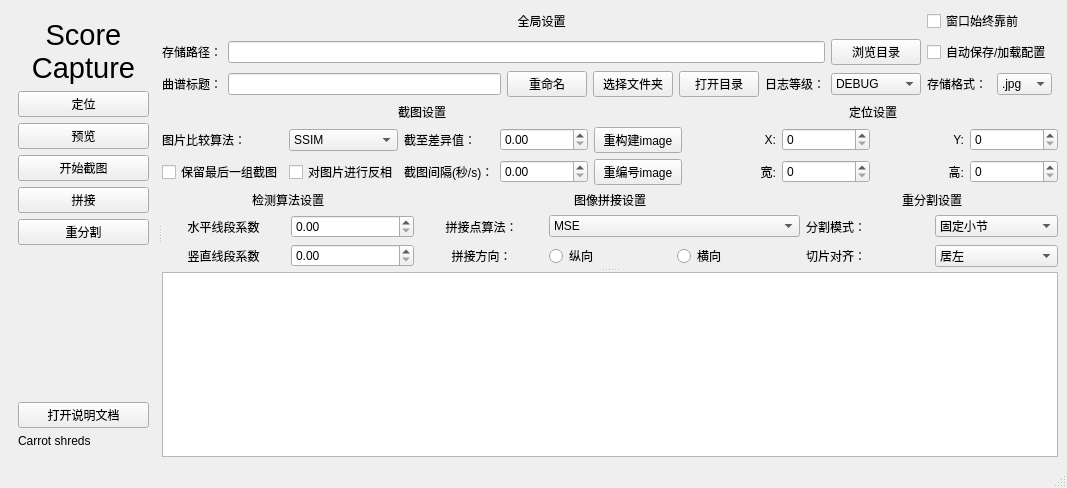
Qt form src/ui/mainwindow.ui (Carrot-shreds/score_capture) before a commit.
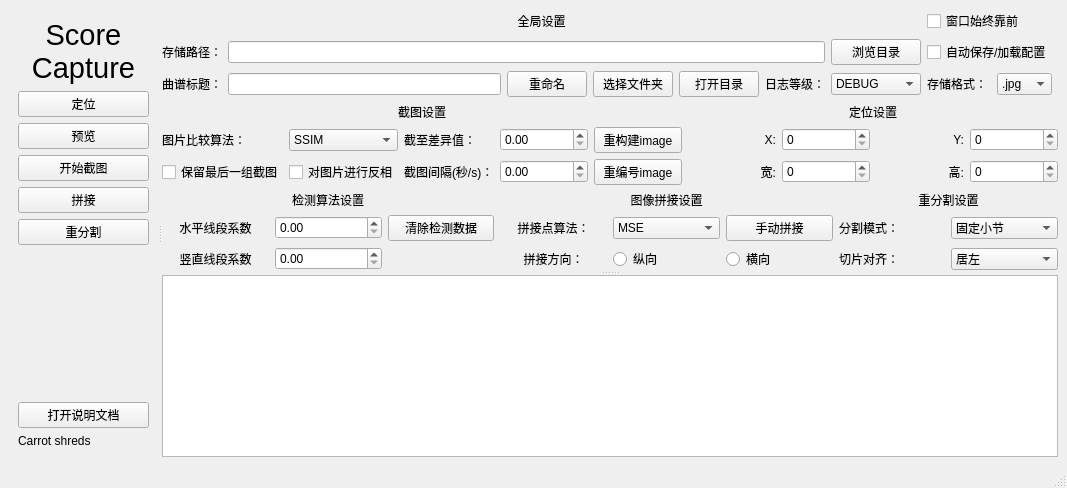
The same form after that commit.

Commit message: 0.1.1 手动拼接窗口 添加拼接窗口，缓存手动清除 关闭主窗口时自动关闭其他窗口 数据类型代码优化，新增拼接点数据类的读写 重写部分算法，添加图像预处理 使用正则表达式匹配不同阶段的文件名 解决没有拼接点时的报错 删除部分旧代码 添加部分类型标注

The edit to the form file:
```diff
--- a/src/ui/mainwindow.ui
+++ b/src/ui/mainwindow.ui
@@ -389,7 +389,7 @@
            </item>
            <item row="3" column="0" colspan="9">
             <layout class="QGridLayout" name="gridLayout_6">
-             <item row="4" column="9">
+             <item row="4" column="10">
               <widget class="QComboBox" name="comboBox_clip_align">
                <property name="currentText">
                 <string>居左</string>
@@ -411,7 +411,74 @@
                </item>
               </widget>
              </item>
-             <item row="0" column="8" colspan="2">
+             <item row="4" column="6">
+              <widget class="QRadioButton" name="radioButton_stitch_direction_horizontal">
+               <property name="text">
+                <string>横向</string>
+               </property>
+              </widget>
+             </item>
+             <item row="0" column="4" colspan="3">
+              <widget class="QLabel" name="label_24">
+               <property name="text">
+                <string>图像拼接设置</string>
+               </property>
+               <property name="alignment">
+                <set>Qt::AlignmentFlag::AlignCenter</set>
+               </property>
+              </widget>
+             </item>
+             <item row="1" column="4">
+              <widget class="QLabel" name="label_17">
+               <property name="layoutDirection">
+                <enum>Qt::LayoutDirection::LeftToRight</enum>
+               </property>
+               <property name="text">
+                <string>拼接点算法：</string>
+               </property>
+               <property name="alignment">
+                <set>Qt::AlignmentFlag::AlignCenter</set>
+               </property>
+              </widget>
+             </item>
+             <item row="1" column="10">
+              <widget class="QComboBox" name="comboBox_reclip_method">
+               <property name="currentText">
+                <string>固定小节</string>
+               </property>
+               <item>
+                <property name="text">
+                 <string>固定小节</string>
+                </property>
+               </item>
+               <item>
+                <property name="text">
+                 <string>限制宽度</string>
+                </property>
+               </item>
+              </widget>
+             </item>
+             <item row="4" column="1">
+              <widget class="QLabel" name="label_33">
+               <property name="text">
+                <string>竖直线段系数</string>
+               </property>
+               <property name="alignment">
+                <set>Qt::AlignmentFlag::AlignCenter</set>
+               </property>
+              </widget>
+             </item>
+             <item row="1" column="1">
+              <widget class="QLabel" name="label_30">
+               <property name="text">
+                <string>水平线段系数</string>
+               </property>
+               <property name="alignment">
+                <set>Qt::AlignmentFlag::AlignCenter</set>
+               </property>
+              </widget>
+             </item>
+             <item row="0" column="9" colspan="2">
               <widget class="QLabel" name="label_25">
                <property name="text">
                 <string>重分割设置</string>
@@ -422,13 +489,86 @@
               </widget>
              </item>
              <item row="4" column="4">
+              <widget class="QLabel" name="label_27">
+               <property name="text">
+                <string>拼接方向：</string>
+               </property>
+               <property name="alignment">
+                <set>Qt::AlignmentFlag::AlignCenter</set>
+               </property>
+              </widget>
+             </item>
+             <item row="1" column="9">
+              <widget class="QLabel" name="label_18">
+               <property name="layoutDirection">
+                <enum>Qt::LayoutDirection::LeftToRight</enum>
+               </property>
+               <property name="text">
+                <string>分割模式：</string>
+               </property>
+               <property name="alignment">
+                <set>Qt::AlignmentFlag::AlignLeading|Qt::AlignmentFlag::AlignLeft|Qt::AlignmentFlag::AlignVCenter</set>
+               </property>
+              </widget>
+             </item>
+             <item row="4" column="5">
               <widget class="QRadioButton" name="radioButton_stitch_direction_vertical">
                <property name="text">
                 <string>纵向</string>
                </property>
               </widget>
              </item>
-             <item row="1" column="4" colspan="2">
+             <item row="4" column="2">
+              <widget class="QDoubleSpinBox" name="doubleSpinBox_detect_coefficient_vertical">
+               <property name="maximum">
+                <double>65535.000000000000000</double>
+               </property>
+               <property name="singleStep">
+                <double>0.010000000000000</double>
+               </property>
+              </widget>
+             </item>
+             <item row="4" column="9">
+              <widget class="QLabel" name="label_19">
+               <property name="layoutDirection">
+                <enum>Qt::LayoutDirection::LeftToRight</enum>
+               </property>
+               <property name="text">
+                <string>切片对齐：</string>
+               </property>
+               <property name="alignment">
+                <set>Qt::AlignmentFlag::AlignLeading|Qt::AlignmentFlag::AlignLeft|Qt::AlignmentFlag::AlignVCenter</set>
+               </property>
+              </widget>
+             </item>
+             <item row="1" column="2">
+              <widget class="QDoubleSpinBox" name="doubleSpinBox_detect_coefficient_horizontal">
+               <property name="maximum">
+                <double>65535.000000000000000</double>
+               </property>
+               <property name="singleStep">
+                <double>0.010000000000000</double>
+               </property>
+              </widget>
+             </item>
+             <item row="1" column="3">
+              <widget class="QPushButton" name="pushButton_clean_detect_data">
+               <property name="text">
+                <string>清除检测数据</string>
+               </property>
+              </widget>
+             </item>
+             <item row="0" column="1" colspan="3">
+              <widget class="QLabel" name="label_31">
+               <property name="text">
+                <string>检测算法设置</string>
+               </property>
+               <property name="alignment">
+                <set>Qt::AlignmentFlag::AlignCenter</set>
+               </property>
+              </widget>
+             </item>
+             <item row="1" column="5">
               <widget class="QComboBox" name="comboBox_stitch_method">
                <property name="sizePolicy">
                 <sizepolicy hsizetype="Minimum" vsizetype="Fixed">
@@ -456,136 +596,10 @@
                </item>
               </widget>
              </item>
-             <item row="1" column="9">
-              <widget class="QComboBox" name="comboBox_reclip_method">
-               <property name="currentText">
-                <string>固定小节</string>
-               </property>
-               <item>
-                <property name="text">
-                 <string>固定小节</string>
-                </property>
-               </item>
-               <item>
-                <property name="text">
-                 <string>限制宽度</string>
-                </property>
-               </item>
-              </widget>
-             </item>
-             <item row="1" column="3">
-              <widget class="QLabel" name="label_17">
-               <property name="layoutDirection">
-                <enum>Qt::LayoutDirection::LeftToRight</enum>
-               </property>
+             <item row="1" column="6">
+              <widget class="QPushButton" name="pushButton_manually_stitch">
                <property name="text">
-                <string>拼接点算法：</string>
-               </property>
-               <property name="alignment">
-                <set>Qt::AlignmentFlag::AlignCenter</set>
-               </property>
-              </widget>
-             </item>
-             <item row="1" column="8">
-              <widget class="QLabel" name="label_18">
-               <property name="layoutDirection">
-                <enum>Qt::LayoutDirection::LeftToRight</enum>
-               </property>
-               <property name="text">
-                <string>分割模式：</string>
-               </property>
-               <property name="alignment">
-                <set>Qt::AlignmentFlag::AlignLeading|Qt::AlignmentFlag::AlignLeft|Qt::AlignmentFlag::AlignVCenter</set>
-               </property>
-              </widget>
-             </item>
-             <item row="4" column="3">
-              <widget class="QLabel" name="label_27">
-               <property name="text">
-                <string>拼接方向：</string>
-               </property>
-               <property name="alignment">
-                <set>Qt::AlignmentFlag::AlignCenter</set>
-               </property>
-              </widget>
-             </item>
-             <item row="4" column="5">
-              <widget class="QRadioButton" name="radioButton_stitch_direction_horizontal">
-               <property name="text">
-                <string>横向</string>
-               </property>
-              </widget>
-             </item>
-             <item row="0" column="3" colspan="3">
-              <widget class="QLabel" name="label_24">
-               <property name="text">
-                <string>图像拼接设置</string>
-               </property>
-               <property name="alignment">
-                <set>Qt::AlignmentFlag::AlignCenter</set>
-               </property>
-              </widget>
-             </item>
-             <item row="4" column="8">
-              <widget class="QLabel" name="label_19">
-               <property name="layoutDirection">
-                <enum>Qt::LayoutDirection::LeftToRight</enum>
-               </property>
-               <property name="text">
-                <string>切片对齐：</string>
-               </property>
-               <property name="alignment">
-                <set>Qt::AlignmentFlag::AlignLeading|Qt::AlignmentFlag::AlignLeft|Qt::AlignmentFlag::AlignVCenter</set>
-               </property>
-              </widget>
-             </item>
-             <item row="0" column="1" colspan="2">
-              <widget class="QLabel" name="label_31">
-               <property name="text">
-                <string>检测算法设置</string>
-               </property>
-               <property name="alignment">
-                <set>Qt::AlignmentFlag::AlignCenter</set>
-               </property>
-              </widget>
-             </item>
-             <item row="1" column="1">
-              <widget class="QLabel" name="label_30">
-               <property name="text">
-                <string>水平线段系数</string>
-               </property>
-               <property name="alignment">
-                <set>Qt::AlignmentFlag::AlignCenter</set>
-               </property>
-              </widget>
-             </item>
-             <item row="4" column="1">
-              <widget class="QLabel" name="label_33">
-               <property name="text">
-                <string>竖直线段系数</string>
-               </property>
-               <property name="alignment">
-                <set>Qt::AlignmentFlag::AlignCenter</set>
-               </property>
-              </widget>
-             </item>
-             <item row="1" column="2">
-              <widget class="QDoubleSpinBox" name="doubleSpinBox_detect_coefficient_horizontal">
-               <property name="maximum">
-                <double>65535.000000000000000</double>
-               </property>
-               <property name="singleStep">
-                <double>0.100000000000000</double>
-               </property>
-              </widget>
-             </item>
-             <item row="4" column="2">
-              <widget class="QDoubleSpinBox" name="doubleSpinBox_detect_coefficient_vertical">
-               <property name="maximum">
-                <double>65535.000000000000000</double>
-               </property>
-               <property name="singleStep">
-                <double>0.100000000000000</double>
+                <string>手动拼接</string>
                </property>
               </widget>
              </item>
```
The commit also changes 11 other files.
